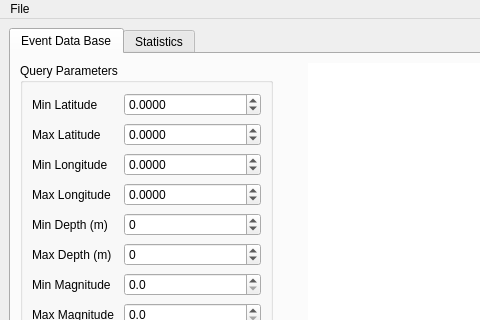
Before: the Qt Designer form surfquake/resources/designer_uis/EventLocationFrame.ui in rcabdia/SurfQuake, drawn with Qt 5; both pictures show x 0 to 480 and y 0 to 320 of the 1280 by 899 pixel window.
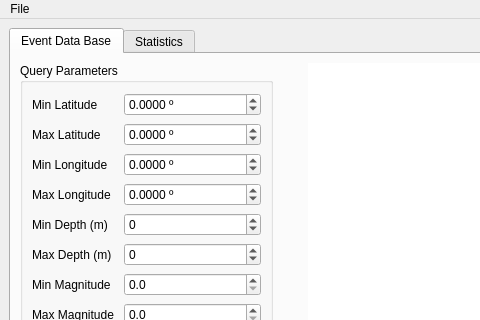
After: the same form once the commit is applied. Custom widgets are drawn as their Qt base class.

Commit message: Upgraded DB fram

```diff
--- a/surfquake/resources/designer_uis/EventLocationFrame.ui
+++ b/surfquake/resources/designer_uis/EventLocationFrame.ui
@@ -74,6 +74,9 @@
                  <verstretch>0</verstretch>
                 </sizepolicy>
                </property>
+               <property name="suffix">
+                <string> º</string>
+               </property>
                <property name="decimals">
                 <number>4</number>
                </property>
@@ -170,6 +173,9 @@
                  <verstretch>0</verstretch>
                 </sizepolicy>
                </property>
+               <property name="suffix">
+                <string> º</string>
+               </property>
                <property name="decimals">
                 <number>4</number>
                </property>
@@ -189,6 +195,9 @@
                  <verstretch>0</verstretch>
                 </sizepolicy>
                </property>
+               <property name="suffix">
+                <string> º</string>
+               </property>
                <property name="decimals">
                 <number>4</number>
                </property>
@@ -208,6 +217,9 @@
                  <verstretch>0</verstretch>
                 </sizepolicy>
                </property>
+               <property name="suffix">
+                <string> º</string>
+               </property>
                <property name="decimals">
                 <number>4</number>
                </property>
```
The commit also changes 1 other file.
